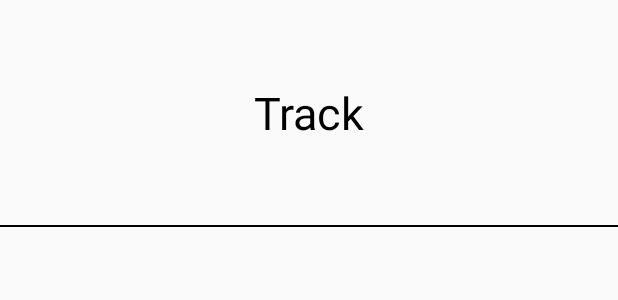
After one commit to LeLe673893702/SpanDemo, an Android app: the layout string_item_layout.xml on its own in the app's theme, with its tools: preview values and no code run, on a phone screen of 412 x 824 dp. The commit adds this screen. Shown: the top 300 px of the screen. Run offline under Robolectric (Android 15) with nearby library versions, the phone set to English and light mode, and no system bars.

Commit message:
feat: 新增 track 例子

```diff
--- /dev/null
+++ b/app/src/main/res/layout/string_item_layout.xml
@@ -0,0 +1,23 @@
+<?xml version="1.0" encoding="utf-8"?>
+<LinearLayout xmlns:android="http://schemas.android.com/apk/res/android"
+    android:layout_width="match_parent"
+    android:layout_height="wrap_content"
+    android:orientation="vertical"
+    >
+
+    <TextView
+        android:id="@+id/string_item"
+        android:layout_width="match_parent"
+        android:layout_height="150dp"
+        android:gravity="center"
+        android:text="Track"
+        android:textColor="@color/black"
+        android:textSize="30dp"
+        />
+
+    <View
+        android:layout_width="match_parent"
+        android:layout_height="1dp"
+        android:background="@color/black"
+        />
+</LinearLayout>
```
Also changed, not shown: app/src/main/java/com/example/spandemo/nest/RecyclerViewFragment.kt (+8 -8 lines), app/src/main/java/com/example/spandemo/tracker/TrackerActivity.kt (added, +86 -0 lines), app/src/main/java/com/example/spandemo/viewpager/ViewPagerActivity.kt (added, +31 -0 lines), app/src/main/res/layout/activity_view_pager.xml (added, +11 -0 lines).
